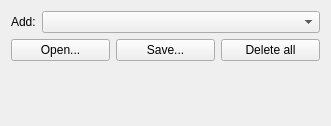
This is plugins/assistants/Assistants/AssistantsToolOptions.ui in KDE/krita as Qt 5 draws it before an edit. The edited form follows.
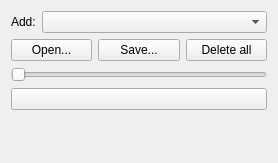
This is the edited form. Custom widgets are drawn as their Qt base class.

Commit message: hook up a color and opacity setting to the assistants tool options

The edit to the form file:
```diff
--- a/plugins/assistants/Assistants/AssistantsToolOptions.ui
+++ b/plugins/assistants/Assistants/AssistantsToolOptions.ui
@@ -6,8 +6,8 @@
    <rect>
     <x>0</x>
     <y>0</y>
-    <width>331</width>
-    <height>126</height>
+    <width>278</width>
+    <height>163</height>
    </rect>
   </property>
   <layout class="QVBoxLayout" name="verticalLayout">
@@ -56,6 +56,32 @@
      </item>
     </layout>
    </item>
+   <item>
+    <widget class="QSlider" name="assistantsOpacitySlider">
+     <property name="maximum">
+      <number>100</number>
+     </property>
+     <property name="orientation">
+      <enum>Qt::Horizontal</enum>
+     </property>
+    </widget>
+   </item>
+   <item>
+    <widget class="KColorButton" name="assistantsColor">
+     <property name="sizePolicy">
+      <sizepolicy hsizetype="Minimum" vsizetype="Fixed">
+       <horstretch>0</horstretch>
+       <verstretch>0</verstretch>
+      </sizepolicy>
+     </property>
+     <property name="minimumSize">
+      <size>
+       <width>30</width>
+       <height>0</height>
+      </size>
+     </property>
+    </widget>
+   </item>
    <item>
     <spacer name="verticalSpacer">
      <property name="orientation">
@@ -71,6 +97,14 @@
    </item>
   </layout>
  </widget>
+ <customwidgets>
+  <customwidget>
+   <class>KColorButton</class>
+   <extends>QPushButton</extends>
+   <header>kcolorbutton.h</header>
+   <container>1</container>
+  </customwidget>
+ </customwidgets>
  <resources/>
  <connections/>
 </ui>
```
The commit also changes 4 other files.
